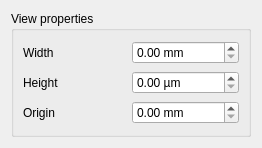
The window that gui/OpticsViewProperties.ui (krokosik/GaussianBeam) describes before a commit, drawn with Qt 5.
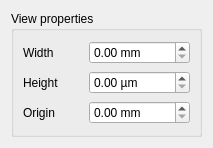
The same window after the commit.

What changed in the file:
```diff
--- a/gui/OpticsViewProperties.ui
+++ b/gui/OpticsViewProperties.ui
@@ -5,7 +5,7 @@
    <rect>
     <x>0</x>
     <y>0</y>
-    <width>262</width>
+    <width>213</width>
     <height>148</height>
    </rect>
   </property>
@@ -23,11 +23,20 @@
        <layout class="QGridLayout" name="gridLayout" >
         <item row="0" column="1" >
          <widget class="QDoubleSpinBox" name="doubleSpinBox_Width" >
+          <property name="sizePolicy" >
+           <sizepolicy vsizetype="Fixed" hsizetype="Preferred" >
+            <horstretch>0</horstretch>
+            <verstretch>0</verstretch>
+           </sizepolicy>
+          </property>
           <property name="suffix" >
            <string> mm</string>
           </property>
           <property name="maximum" >
-           <double>1000000000.000000000000000</double>
+           <double>10000.000000000000000</double>
+          </property>
+          <property name="singleStep" >
+           <double>10.000000000000000</double>
           </property>
          </widget>
         </item>
@@ -37,7 +46,10 @@
            <string> µm</string>
           </property>
           <property name="maximum" >
-           <double>1000000000.000000000000000</double>
+           <double>10000.000000000000000</double>
+          </property>
+          <property name="singleStep" >
+           <double>50.000000000000000</double>
           </property>
          </widget>
         </item>
@@ -47,7 +59,10 @@
            <string> mm</string>
           </property>
           <property name="maximum" >
-           <double>1000000000.000000000000000</double>
+           <double>10000.000000000000000</double>
+          </property>
+          <property name="singleStep" >
+           <double>10.000000000000000</double>
           </property>
          </widget>
         </item>
```
